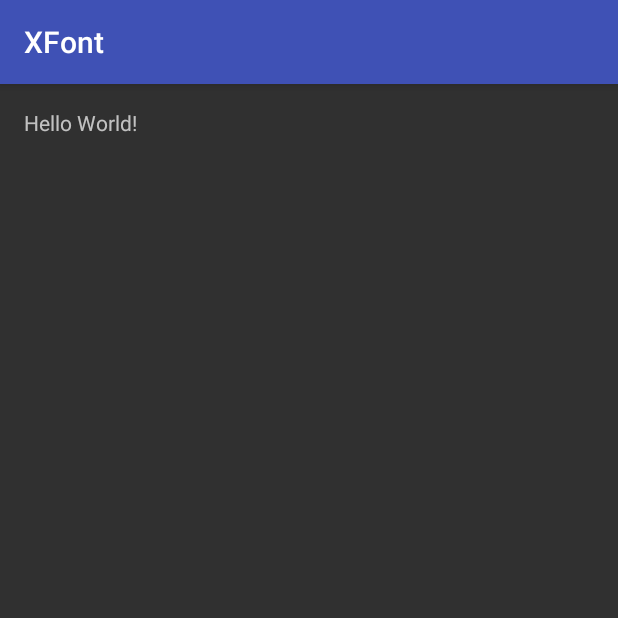
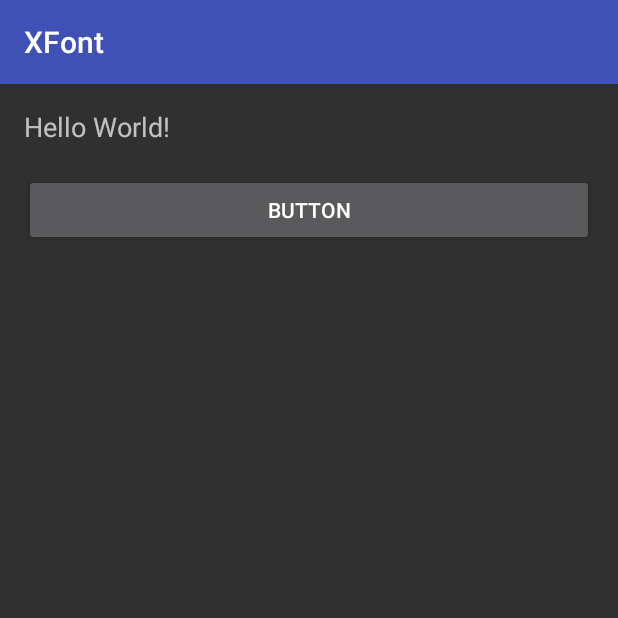
Before and after one commit to mengxn/XFont, an Android app: the screen it shows after launch (MainActivity), on a phone screen of 412 x 824 dp, the top half of it. Run offline under Robolectric (Android 15) with nearby library versions, the phone set to English and light mode, and no system bars.

```diff
--- a/app/src/main/java/me/codego/xfont/MainActivity.java
+++ b/app/src/main/java/me/codego/xfont/MainActivity.java
@@ -1,13 +1,25 @@
 package me.codego.xfont;
 
+import android.graphics.Typeface;
+import android.os.Bundle;
 import android.support.v7.app.AppCompatActivity;
-import android.os.Bundle;
+import android.view.View;
+import android.widget.TextView;
 
 public class MainActivity extends AppCompatActivity {
+
+    private TextView mTextView;
 
     @Override
     protected void onCreate(Bundle savedInstanceState) {
         super.onCreate(savedInstanceState);
         setContentView(R.layout.activity_main);
+
+        mTextView = (TextView) findViewById(R.id.textView);
+
+    }
+
+    public void change(View view) {
+        XFont.from(Typeface.MONOSPACE).to(mTextView);
     }
 }
--- a/app/src/main/res/layout/activity_main.xml
+++ b/app/src/main/res/layout/activity_main.xml
@@ -13,5 +13,20 @@
     <TextView
         android:layout_width="wrap_content"
         android:layout_height="wrap_content"
-        android:text="Hello World!" />
+        android:text="Hello World!"
+        android:id="@+id/textView"
+        android:textSize="18sp" />
+
+    <Button
+        android:text="Button"
+        android:layout_width="match_parent"
+        android:layout_height="wrap_content"
+        android:layout_marginTop="19dp"
+        android:id="@+id/button"
+        android:layout_below="@+id/textView"
+        android:layout_alignParentLeft="true"
+        android:layout_alignParentStart="true"
+        android:layout_alignParentRight="true"
+        android:layout_alignParentEnd="true"
+        android:onClick="change" />
 </RelativeLayout>
```
Also changed, not shown: app/src/main/java/me/codego/xfont/XFont.java (added, +64 -0 lines).
